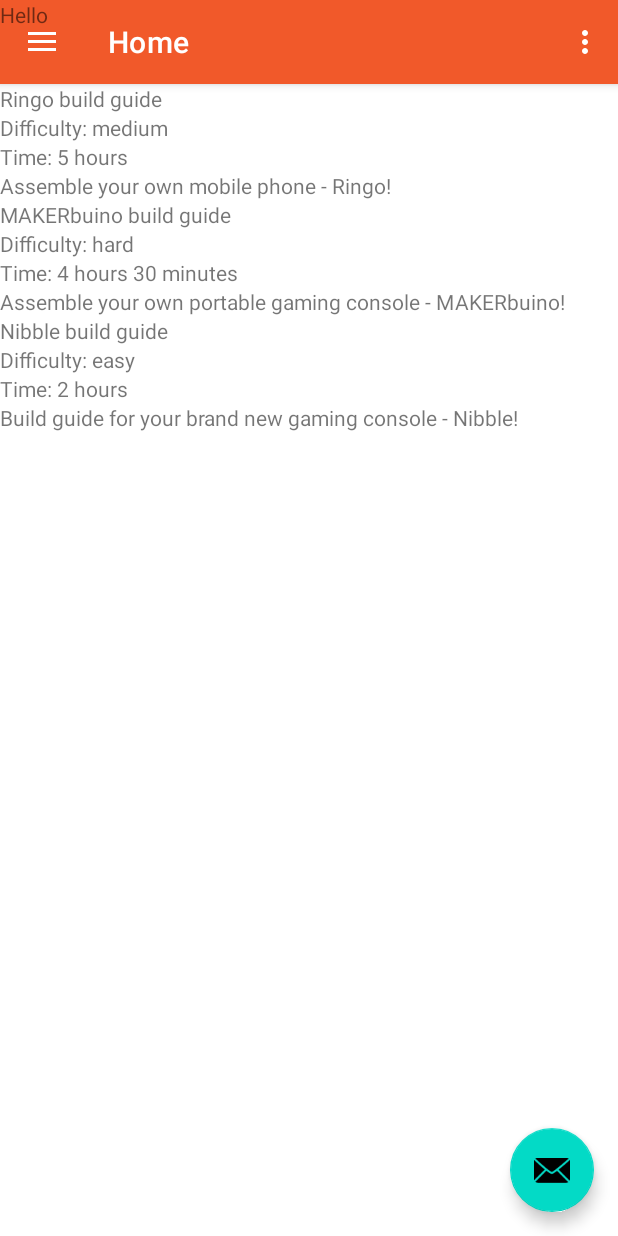
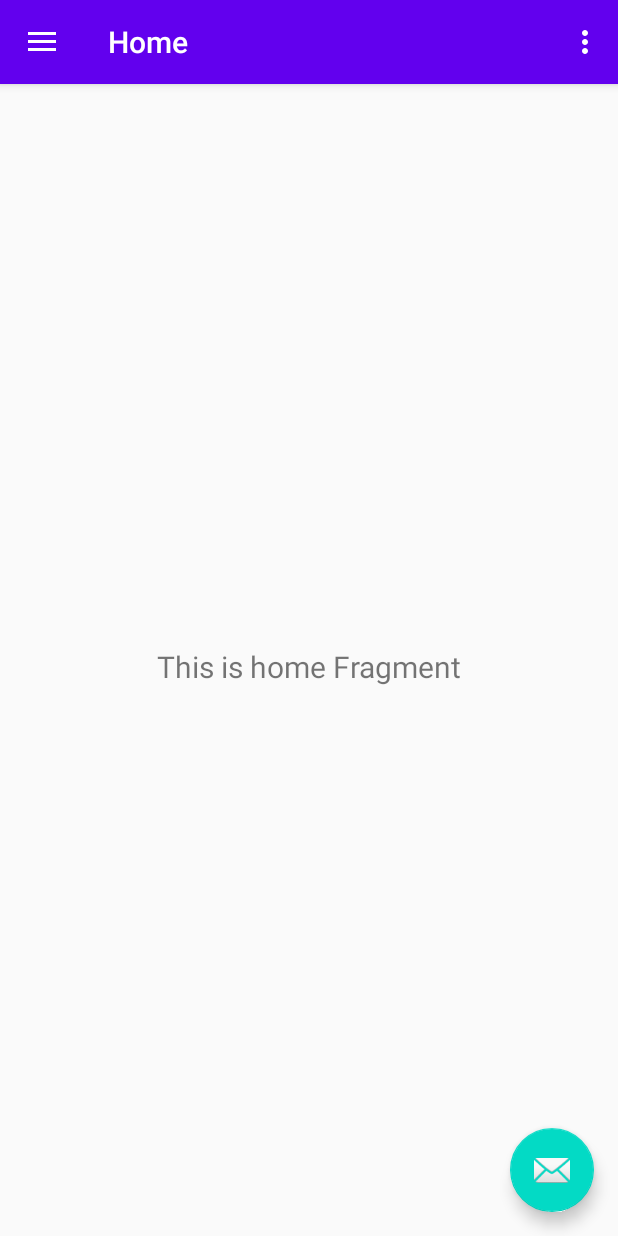
Before and after one commit to AIR-FOI-HR/AIR2010, an Android app: the screen it shows after launch (MainActivity), on a phone screen of 412 x 824 dp. Run offline under Robolectric (Android 15) with nearby library versions, the phone set to English and light mode, and no system bars; our stand-ins replace navigation-ui.

Commit message:
Revert "Dev hugo"

```diff
--- a/CircuitMessing/app/src/main/AndroidManifest.xml
+++ b/CircuitMessing/app/src/main/AndroidManifest.xml
@@ -3,7 +3,6 @@
     package="com.example.circuitmessing">
 
     <application
-        android:name="com.escaper.escaper.utils.App"
         android:allowBackup="true"
         android:icon="@mipmap/ic_launcher"
         android:label="@string/app_name"
--- a/CircuitMessing/app/src/main/java/com/example/circuitmessing/MainActivity.kt
+++ b/CircuitMessing/app/src/main/java/com/example/circuitmessing/MainActivity.kt
@@ -23,6 +23,7 @@ class MainActivity : AppCompatActivity() {
         setContentView(R.layout.activity_main)
         val toolbar: Toolbar = findViewById(R.id.toolbar)
         setSupportActionBar(toolbar)
+
         val fab: FloatingActionButton = findViewById(R.id.fab)
         fab.setOnClickListener { view ->
             Snackbar.make(view, "Replace with your own action", Snackbar.LENGTH_LONG)
--- a/CircuitMessing/app/src/main/java/com/example/circuitmessing/utils/App.kt
+++ /dev/null
@@ -1,18 +0,0 @@
-package com.escaper.escaper.utils
-
-import android.app.Application
-
-val preferences: Preferences by lazy {
-    App.preferences!!
-}
-
-class App : Application() {
-    companion object {
-        var preferences: Preferences? = null
-    }
-
-    override fun onCreate() {
-        preferences = Preferences(applicationContext)
-        super.onCreate()
-    }
-}
--- a/CircuitMessing/app/src/main/java/com/example/circuitmessing/utils/Preferences.kt
+++ /dev/null
@@ -1,21 +0,0 @@
-package com.escaper.escaper.utils
-
-import android.content.Context
-import android.content.SharedPreferences
-import com.example.circuitmessing.R
-
-class Preferences(context: Context) {
-    private val prefsName: String = context.getString(R.string.prefs)
-    private val prefs: SharedPreferences = context.getSharedPreferences(prefsName, 0)
-
-    var isConnected: Boolean
-        get() = prefs.getBoolean("isConnected", false)
-        set(value) = prefs.edit().putBoolean("isConnected", value).apply()
-
-
-    var nightMode: Boolean
-        get() = prefs.getBoolean("night_mode", false)
-        set(value) = prefs.edit().putBoolean("night_mode", value).apply()
-
-
-}
--- a/CircuitMessing/app/src/main/res/layout/activity_main.xml
+++ b/CircuitMessing/app/src/main/res/layout/activity_main.xml
@@ -13,11 +13,6 @@
         android:layout_width="match_parent"
         android:layout_height="match_parent" />
 
-    <TextView
-        android:layout_width="wrap_content"
-        android:layout_height="wrap_content"
-        android:text="Hello"/>
-
     <com.google.android.material.navigation.NavigationView
         android:id="@+id/nav_view"
         android:layout_width="wrap_content"
--- a/CircuitMessing/app/src/main/res/layout/fragment_home.xml
+++ b/CircuitMessing/app/src/main/res/layout/fragment_home.xml
@@ -1,102 +1,22 @@
 <?xml version="1.0" encoding="utf-8"?>
-<LinearLayout xmlns:android="http://schemas.android.com/apk/res/android"
+<androidx.constraintlayout.widget.ConstraintLayout xmlns:android="http://schemas.android.com/apk/res/android"
     xmlns:app="http://schemas.android.com/apk/res-auto"
     xmlns:tools="http://schemas.android.com/tools"
     android:layout_width="match_parent"
     android:layout_height="match_parent"
-    tools:context=".ui.home.HomeFragment"
-    android:orientation="vertical">
+    tools:context=".ui.home.HomeFragment">
 
-    <LinearLayout
-        android:layout_width="wrap_content"
+    <TextView
+        android:id="@+id/text_home"
+        android:layout_width="match_parent"
         android:layout_height="wrap_content"
-        android:orientation="horizontal">
-
-
-
-        <LinearLayout
-            android:layout_width="wrap_content"
-            android:layout_height="wrap_content"
-            android:orientation="vertical">
-            <TextView
-                android:layout_width="wrap_content"
-                android:layout_height="wrap_content"
-                android:text="@string/home_ringo_title"/>
-            <TextView
-                android:layout_width="wrap_content"
-                android:layout_height="wrap_content"
-                android:text="@string/home_ringo_difficulty"/>
-            <TextView
-                android:layout_width="wrap_content"
-                android:layout_height="wrap_content"
-                android:text="@string/home_ringo_time"/>
-            <TextView
-                android:layout_width="wrap_content"
-                android:layout_height="wrap_content"
-                android:text="@string/home_ringo_description"/>
-        </LinearLayout>
-
-    </LinearLayout>
-
-    <LinearLayout
-        android:layout_width="wrap_content"
-        android:layout_height="wrap_content"
-        android:orientation="horizontal">
-
-
-
-        <LinearLayout
-            android:layout_width="wrap_content"
-            android:layout_height="wrap_content"
-            android:orientation="vertical">
-            <TextView
-                android:layout_width="wrap_content"
-                android:layout_height="wrap_content"
-                android:text="@string/home_maker_title"/>
-            <TextView
-                android:layout_width="wrap_content"
-                android:layout_height="wrap_content"
-                android:text="@string/home_maker_difficulty"/>
-            <TextView
-                android:layout_width="wrap_content"
-                android:layout_height="wrap_content"
-                android:text="@string/home_maker_time"/>
-            <TextView
-                android:layout_width="wrap_content"
-                android:layout_height="wrap_content"
-                android:text="@string/home_maker_description"/>
-        </LinearLayout>
-
-    </LinearLayout>
-
-    <LinearLayout
-        android:layout_width="wrap_content"
-        android:layout_height="wrap_content"
-        android:orientation="horizontal">
-
-
-
-        <LinearLayout
-            android:layout_width="wrap_content"
-            android:layout_height="wrap_content"
-            android:orientation="vertical">
-            <TextView
-                android:layout_width="wrap_content"
-                android:layout_height="wrap_content"
-                android:text="@string/home_nibble_title"/>
-            <TextView
-                android:layout_width="wrap_content"
-                android:layout_height="wrap_content"
-                android:text="@string/home_nibble_difficulty"/>
-            <TextView
-                android:layout_width="wrap_content"
-                android:layout_height="wrap_content"
-                android:text="@string/home_nibble_time"/>
-            <TextView
-                android:layout_width="wrap_content"
-                android:layout_height="wrap_content"
-                android:text="@string/home_nibble_description"/>
-        </LinearLayout>
-
-    </LinearLayout>
-</LinearLayout>
+        android:layout_marginStart="8dp"
+        android:layout_marginTop="8dp"
+        android:layout_marginEnd="8dp"
+        android:textAlignment="center"
+        android:textSize="20sp"
+        app:layout_constraintBottom_toBottomOf="parent"
+        app:layout_constraintEnd_toEndOf="parent"
+        app:layout_constraintStart_toStartOf="parent"
+        app:layout_constraintTop_toTopOf="parent" />
+</androidx.constraintlayout.widget.ConstraintLayout>
--- a/CircuitMessing/app/src/main/res/values/colors.xml
+++ b/CircuitMessing/app/src/main/res/values/colors.xml
@@ -1,6 +1,6 @@
 <?xml version="1.0" encoding="utf-8"?>
 <resources>
-    <color name="colorPrimary">#F1592A</color>
-    <color name="colorPrimaryDark">#1045BA</color>
-    <color name="colorAccent">#E3384D</color>
+    <color name="colorPrimary">#6200EE</color>
+    <color name="colorPrimaryDark">#3700B3</color>
+    <color name="colorAccent">#03DAC5</color>
 </resources>
--- a/CircuitMessing/app/src/main/res/values/strings.xml
+++ b/CircuitMessing/app/src/main/res/values/strings.xml
@@ -6,35 +6,8 @@
     <string name="nav_header_subtitle">android.studio@android.com</string>
     <string name="nav_header_desc">Navigation header</string>
     <string name="action_settings">Settings</string>
-    <string name="prefs">preferences</string>
 
     <string name="menu_home">Home</string>
     <string name="menu_gallery">Gallery</string>
     <string name="menu_slideshow">Slideshow</string>
-    <string name="page_title">CircuitMessing</string>
-    <!-- TODO: Remove or change this placeholder text -->
-    <string name="hello_blank_fragment">Hello blank fragment</string>
-
-
-
-    <!-- home fragment -->
-    <string name="home_ringo_title">Ringo build guide</string>
-    <string name="home_ringo_difficulty">Difficulty: medium</string>
-    <string name="home_ringo_time">Time: 5 hours</string>
-    <string name="home_ringo_description">Assemble your own mobile phone - Ringo!</string>
-
-
-
-    <string name="home_maker_title">MAKERbuino build guide</string>
-    <string name="home_maker_difficulty">Difficulty: hard</string>
-    <string name="home_maker_time">Time: 4 hours 30 minutes</string>
-    <string name="home_maker_description">Assemble your own portable gaming console - MAKERbuino!</string>
-
-
-    <string name="home_nibble_title">Nibble build guide</string>
-    <string name="home_nibble_difficulty">Difficulty: easy</string>
-    <string name="home_nibble_time">Time: 2 hours</string>
-    <string name="home_nibble_description">Build guide for your brand new gaming console - Nibble!</string>
-
-
 </resources>
--- a/CircuitMessing/app/src/main/res/values/styles.xml
+++ b/CircuitMessing/app/src/main/res/values/styles.xml
@@ -1,6 +1,6 @@
 <resources>
     <!-- Base application theme. -->
-    <style name="AppTheme" parent="Theme.MaterialComponents.Light">
+    <style name="AppTheme" parent="Theme.AppCompat.Light.DarkActionBar">
         <!-- Customize your theme here. -->
         <item name="colorPrimary">@color/colorPrimary</item>
         <item name="colorPrimaryDark">@color/colorPrimaryDark</item>
--- a/CircuitMessing/build.gradle
+++ b/CircuitMessing/build.gradle
@@ -6,10 +6,8 @@ buildscript {
         jcenter()
     }
     dependencies {
-        classpath 'com.android.tools.build:gradle:4.0.2'
+        classpath "com.android.tools.build:gradle:4.0.1"
         classpath "org.jetbrains.kotlin:kotlin-gradle-plugin:$kotlin_version"
-
-        classpath 'com.google.gms:google-services:4.3.4'
 
         // NOTE: Do not place your application dependencies here; they belong
         // in the individual module build.gradle files
```
Also changed, not shown: CircuitMessing/app/build.gradle (+0 -14 lines), CircuitMessing/app/src/main/res/layout/login_main.xml (deleted, +0 -104 lines), CircuitMessing/app/src/main/res/layout/register_main.xml (deleted, +0 -122 lines), 1 other file.
